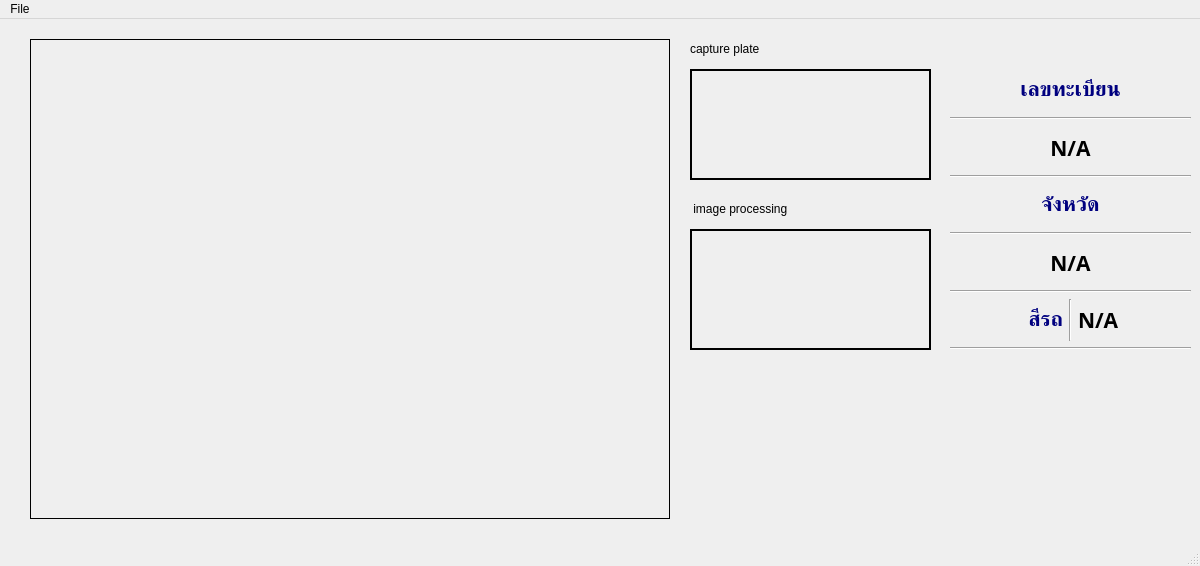
moudtom/ANPR_Ground_Control_Station, file mainwindow.ui: the form before one commit.
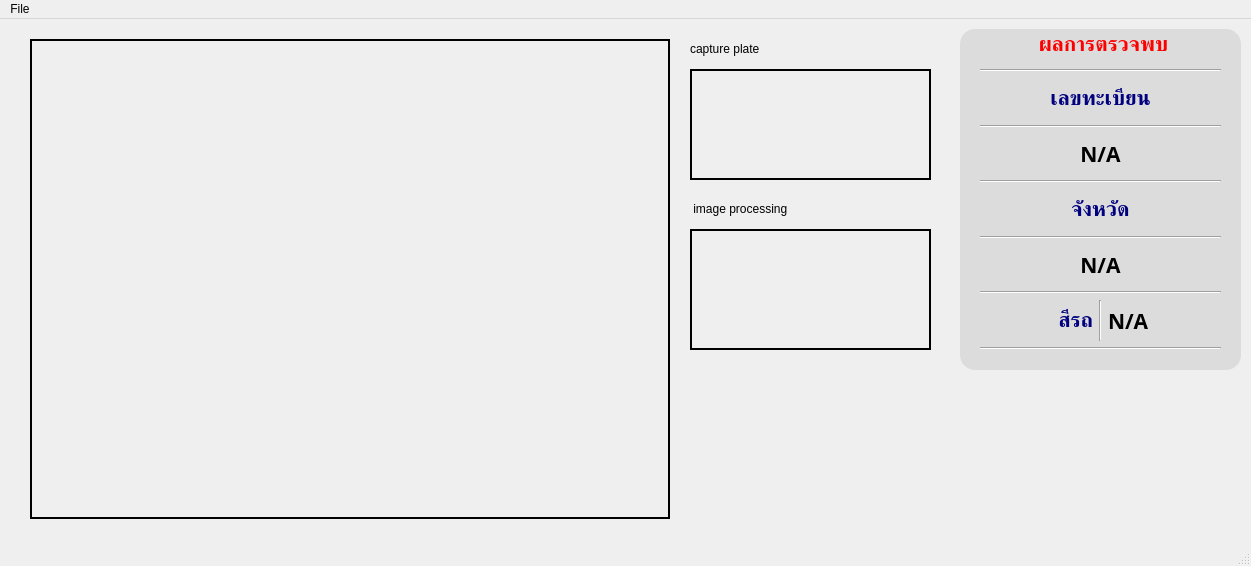
The form after the commit.

Commit message: add group box  in gui

Patch:
```diff
--- a/mainwindow.ui
+++ b/mainwindow.ui
@@ -6,7 +6,7 @@
    <rect>
     <x>0</x>
     <y>0</y>
-    <width>1200</width>
+    <width>1251</width>
     <height>566</height>
    </rect>
   </property>
@@ -26,6 +26,9 @@
     <property name="frameShape">
      <enum>QFrame::Box</enum>
     </property>
+    <property name="lineWidth">
+     <number>2</number>
+    </property>
     <property name="text">
      <string/>
     </property>
@@ -33,13 +36,20 @@
    <widget class="QWidget" name="verticalLayoutWidget">
     <property name="geometry">
      <rect>
-      <x>950</x>
+      <x>980</x>
       <y>50</y>
       <width>241</width>
       <height>281</height>
      </rect>
     </property>
     <layout class="QVBoxLayout" name="verticalLayout">
+     <item>
+      <widget class="Line" name="line_7">
+       <property name="orientation">
+        <enum>Qt::Horizontal</enum>
+       </property>
+      </widget>
+     </item>
      <item>
       <widget class="QLabel" name="label_2">
        <property name="font">
@@ -269,13 +279,48 @@
      <string> image processing</string>
     </property>
    </widget>
+   <widget class="QGroupBox" name="groupBox">
+    <property name="geometry">
+     <rect>
+      <x>960</x>
+      <y>10</y>
+      <width>281</width>
+      <height>341</height>
+     </rect>
+    </property>
+    <property name="font">
+     <font>
+      <family>TH SarabunPSK</family>
+      <pointsize>16</pointsize>
+      <bold>true</bold>
+     </font>
+    </property>
+    <property name="styleSheet">
+     <string notr="true">background-color: rgba(0, 0, 0,20);
+border-radius: 15px; 
+color: rgb(255, 0, 0);</string>
+    </property>
+    <property name="title">
+     <string>ผลการตรวจพบ</string>
+    </property>
+    <property name="alignment">
+     <set>Qt::AlignCenter</set>
+    </property>
+   </widget>
+   <zorder>groupBox</zorder>
+   <zorder>ShowImage</zorder>
+   <zorder>verticalLayoutWidget</zorder>
+   <zorder>ShowImage_Plate</zorder>
+   <zorder>ShowImage_Plate_2</zorder>
+   <zorder>label_5</zorder>
+   <zorder>label_6</zorder>
   </widget>
   <widget class="QMenuBar" name="menubar">
    <property name="geometry">
     <rect>
      <x>0</x>
      <y>0</y>
-     <width>1200</width>
+     <width>1251</width>
      <height>25</height>
     </rect>
    </property>
```
The commit also changes 2 other files.
